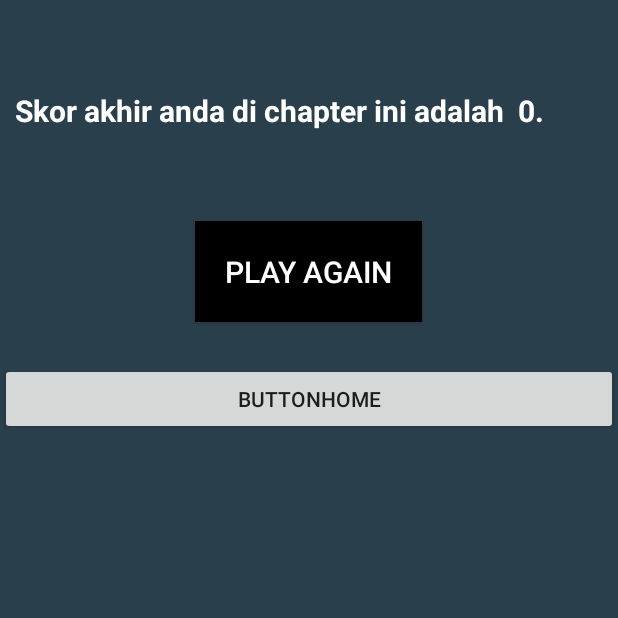
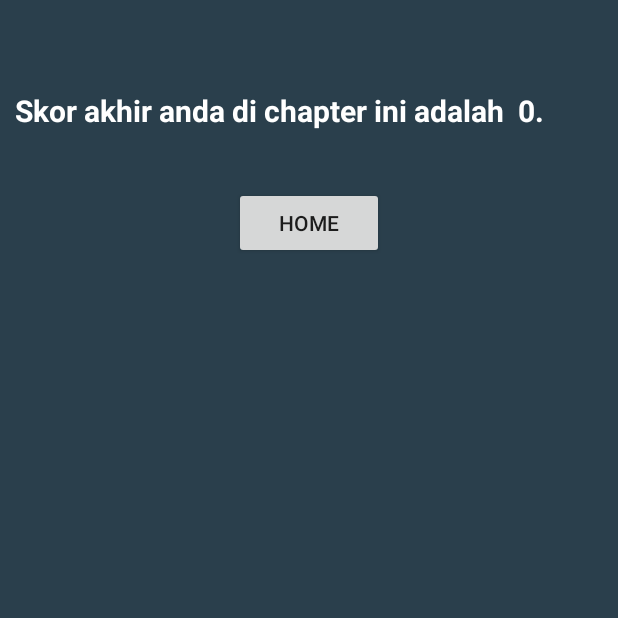
Before and after one commit to Aldhofransnanda/FUN, an Android app: the ResultActivity screen opened directly, with no data from a screen before it, on a phone screen of 412 x 824 dp, the top half of it. Run offline under Robolectric (Android 15) with nearby library versions, the phone set to English and light mode, and no system bars; 2 statements that could not run were skipped.

Commit message:
Home Button at Result Activity

```diff
--- a/app/src/main/java/id/sch/smktelkom_mlg/project/xiirpl106162636/fun/ResultActivity.java
+++ b/app/src/main/java/id/sch/smktelkom_mlg/project/xiirpl106162636/fun/ResultActivity.java
@@ -32,12 +32,25 @@ public class ResultActivity extends Activity {
         textResult.setText("Skor akhir anda di chapter ini adalah " + " " + score + ".");
     }
 
-    public void playagain(View o) {
+    /*public void playagain(View o) {
 
         Intent intent = new Intent(this, SlidingQuiz.class);
 
         startActivity(intent);
 
 
+    }*/
+
+    public void home(View view) {
+        Intent intent = new Intent(this, MainActivity.class);
+        startActivity(intent);
     }
+
+    /*findViewById(R.id.buttonHome).setOnClickListener(new View.OnClickListener() {
+        @Override
+        public void onClick(View view) {
+            Intent intent = new Intent(MainActivity.this, PlayActivity.class);
+            startActivity(intent);
+        }
+    });*/
 }
--- a/app/src/main/res/layout/activity_result.xml
+++ b/app/src/main/res/layout/activity_result.xml
@@ -19,7 +19,7 @@
         android:textSize="20sp"
         android:textStyle="bold" />
 
-    <Button
+    <!-- <Button
          android:id="@+id/btn"
          android:layout_width="wrap_content"
          android:layout_height="wrap_content"
@@ -31,7 +31,7 @@
          android:text="PLAY AGAIN"
          android:textColor="#ffffff"
          android:textSize="20sp" />
-
+ -->
     <TextView
         android:id="@+id/textViewAnswer"
         android:layout_width="match_parent"
@@ -41,9 +41,11 @@
         tools:text="Answer" />
 
     <Button
-        android:id="@+id/button"
-        android:layout_width="match_parent"
+        android:id="@+id/buttonHome"
+        android:layout_width="100dp"
         android:layout_height="wrap_content"
-        android:text="ButtonHome" />
+        android:layout_gravity="center_horizontal"
+        android:onClick="home"
+        android:text="Home" />
 
 </LinearLayout>
--- a/app/src/main/res/values/arrays.xml
+++ b/app/src/main/res/values/arrays.xml
@@ -28,7 +28,7 @@
             3. Pilih Mata Pelajaran \n
             4. Pilih Chapter yang tersedia \n
             5. Mainkan dan dapatkan nilai terbaik \n
-            6. Klik Statistic untuk melihat statistik \n \t\t anda \n
+            6. Klik Statistic untuk melihat statistik anda \n
         </item>
         <item>\nFUN merupakan aplikasi edukasi berupa kuis untuk media pembelajaran dan latihan mata pelajaran Ujian Nasional khususnya untuk SMK</item>
         <item>\n FUN V0.1</item>
```
Lines whose indentation alone changed are shown as unchanged.
